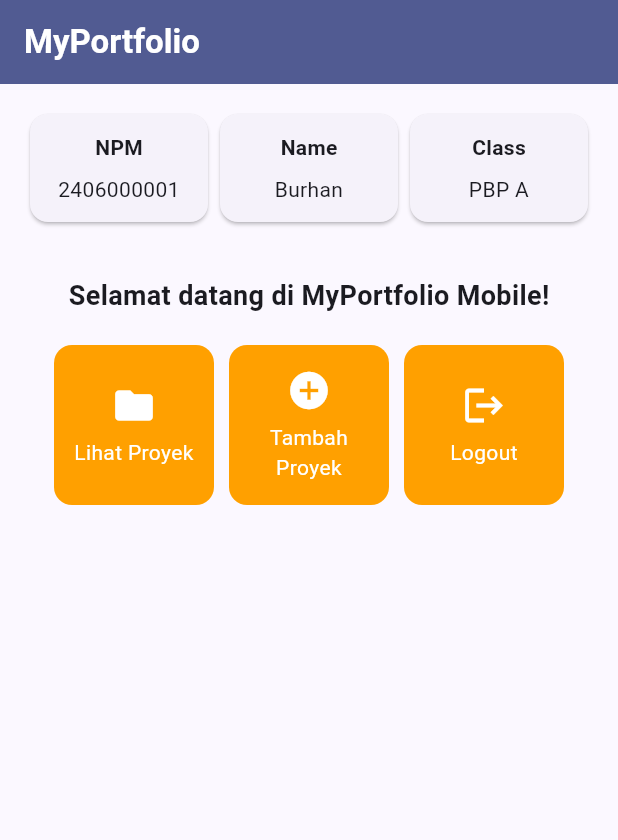
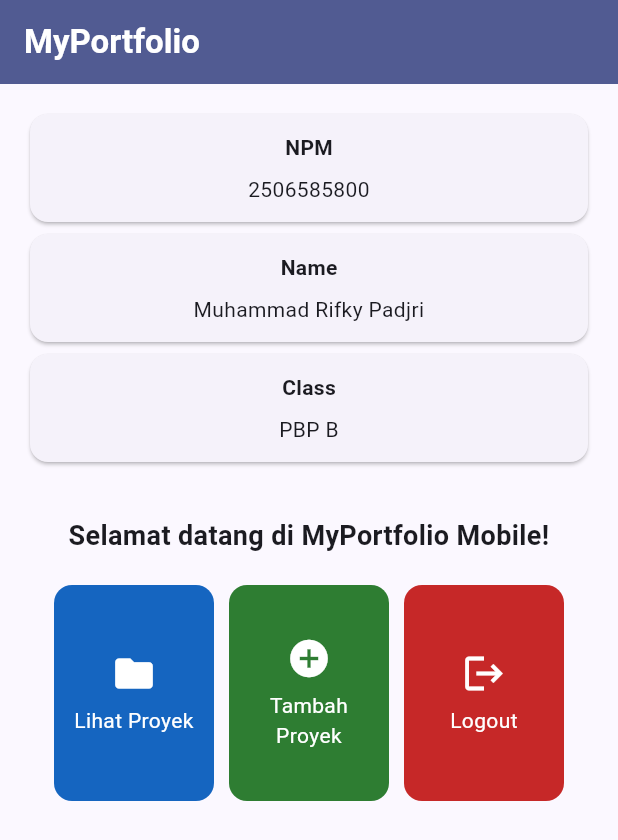
Before and after one commit to rifkypadjri/myportofolio_mobile, a Flutter app: the screen it shows after launch, on a phone screen of 412 x 824 dp. Shown: the top 840 px of the screen. Run offline on Flutter 3.47's test engine with Material 3 defaults, Android fonts, the phone set to English and light mode, and no system bars.

Commit message:
feat: personalize portfolio menu with distinct action colors

```diff
--- a/lib/main.dart
+++ b/lib/main.dart
@@ -8,31 +8,13 @@ void main() {
 class MyApp extends StatelessWidget {
   const MyApp({super.key});
 
-  // This widget is the root of your application.
   @override
   Widget build(BuildContext context) {
     return MaterialApp(
-      title: 'Flutter Demo',
+      title: 'MyPortfolio Mobile',
+      debugShowCheckedModeBanner: false,
       theme: ThemeData(
-        // This is the theme of your application.
-        //
-        // TRY THIS: Try running your application with "flutter run". You'll see
-        // the application has a purple toolbar. Then, without quitting the app,
-        // try changing the seedColor in the colorScheme below to Colors.green
-        // and then invoke "hot reload" (save your changes or press the "hot
-        // reload" button in a Flutter-supported IDE, or press "r" if you used
-        // the command line to start the app).
-        //
-        // Notice that the counter didn't reset back to zero; the application
-        // state is not lost during the reload. To reset the state, use hot
-        // restart instead.
-        //
-        // This works for code too, not just values: Most code changes can be
-        // tested with just a hot reload.
-        colorScheme: ColorScheme.fromSeed(
-          seedColor: Colors.indigo,
-          secondary: Colors.amber[700],
-        ),
+        colorScheme: ColorScheme.fromSeed(seedColor: Colors.indigo),
         useMaterial3: true,
       ),
       home: MyHomePage(),
--- a/lib/menu.dart
+++ b/lib/menu.dart
@@ -3,14 +3,14 @@ import 'package:flutter/material.dart';
 class MyHomePage extends StatelessWidget {
   MyHomePage({super.key});
 
-  final String npm = "2406000001";
-  final String nama = "Burhan";
-  final String kelas = "PBP A";
+  final String npm = "2506585800";
+  final String nama = "Muhammad Rifky Padjri";
+  final String kelas = "PBP B";
 
   final List<ItemHomepage> items = [
-    ItemHomepage("Lihat Proyek", Icons.folder),
-    ItemHomepage("Tambah Proyek", Icons.add_circle),
-    ItemHomepage("Logout", Icons.logout),
+    ItemHomepage("Lihat Proyek", Icons.folder, const Color(0xFF1565C0)),
+    ItemHomepage("Tambah Proyek", Icons.add_circle, const Color(0xFF2E7D32)),
+    ItemHomepage("Logout", Icons.logout, const Color(0xFFC62828)),
   ];
 
   @override
@@ -26,25 +26,34 @@ class MyHomePage extends StatelessWidget {
         backgroundColor: Theme.of(context).colorScheme.primary,
       ),
       // Body halaman utama dengan padding di sekelilingnya.
-      body: Padding(
+      body: SafeArea(
+        child: SingleChildScrollView(
           padding: const EdgeInsets.all(16.0),
           child: Column(
             crossAxisAlignment: CrossAxisAlignment.center,
             children: [
-            // Baris horizontal untuk menampilkan 3 InfoCard secara sejajar.
-            Row(
-              mainAxisAlignment: MainAxisAlignment.spaceEvenly,
-              children: [
-                Expanded(
-                  child: InfoCard(title: 'NPM', content: npm),
-                ),
-                Expanded(
-                  child: InfoCard(title: 'Name', content: nama),
-                ),
-                Expanded(
-                  child: InfoCard(title: 'Class', content: kelas),
-                ),
-              ],
+              // Kartu identitas menyesuaikan lebar layar.
+              LayoutBuilder(
+                builder: (context, constraints) {
+                  final cards = [
+                    InfoCard(title: 'NPM', content: npm),
+                    InfoCard(title: 'Name', content: nama),
+                    InfoCard(title: 'Class', content: kelas),
+                  ];
+                  // Susun vertikal di ponsel agar nama lengkap tetap terbaca.
+                  if (constraints.maxWidth < 600) {
+                    return Column(
+                      crossAxisAlignment: CrossAxisAlignment.stretch,
+                      children: cards,
+                    );
+                  }
+                  return Row(
+                    crossAxisAlignment: CrossAxisAlignment.start,
+                    children: cards
+                        .map((card) => Expanded(child: card))
+                        .toList(),
+                  );
+                },
               ),
 
               const SizedBox(height: 16.0),
@@ -57,6 +66,7 @@ class MyHomePage extends StatelessWidget {
                       padding: EdgeInsets.only(top: 16.0),
                       child: Text(
                         'Selamat datang di MyPortfolio Mobile!',
+                        textAlign: TextAlign.center,
                         style: TextStyle(
                           fontWeight: FontWeight.bold,
                           fontSize: 18.0,
@@ -64,23 +74,33 @@ class MyHomePage extends StatelessWidget {
                       ),
                     ),
 
-                  // GridView menampilkan kartu tombol dalam tata letak kisi 3 kolom.
-                  GridView.count(
-                    primary: true,
+                    // Kurangi kolom saat layar sempit atau teks diperbesar.
+                    LayoutBuilder(
+                      builder: (context, constraints) => GridView.count(
+                        physics: const NeverScrollableScrollPhysics(),
                         padding: const EdgeInsets.all(20),
                         crossAxisSpacing: 10,
                         mainAxisSpacing: 10,
-                    crossAxisCount: 3,
+                        crossAxisCount:
+                            constraints.maxWidth <
+                                360 *
+                                    MediaQuery.textScalerOf(context).scale(14) /
+                                    14
+                            ? 1
+                            : 3,
+                        mainAxisExtent: 144,
                         // shrinkWrap agar ukuran kisi menyesuaikan tinggi konten anak.
                         shrinkWrap: true,
                         children: items.map((ItemHomepage item) {
                           return ItemCard(item);
                         }).toList(),
                       ),
+                    ),
                   ],
                 ),
               ),
             ],
+          ),
         ),
       ),
     );
@@ -114,8 +134,9 @@ class InfoCard extends StatelessWidget {
 class ItemHomepage {
   final String name;
   final IconData icon;
+  final Color color;
 
-  ItemHomepage(this.name, this.icon);
+  const ItemHomepage(this.name, this.icon, this.color);
 }
 
 class ItemCard extends StatelessWidget {
@@ -126,10 +147,11 @@ class ItemCard extends StatelessWidget {
   @override
   Widget build(BuildContext context) {
     return Material(
-      // Menggunakan warna sekunder dari skema tema aplikasi.
-      color: Theme.of(context).colorScheme.secondary,
+      // Warna berasal dari model agar tidak perlu percabangan berdasarkan nama.
+      color: item.color,
       borderRadius: BorderRadius.circular(12),
       child: InkWell(
+        borderRadius: BorderRadius.circular(12),
         // Aksi ketika kartu ditekan oleh pengguna.
         onTap: () {
           // Menampilkan SnackBar dengan pesan interaktif.
```
Also changed, not shown: 1 other file. Lines whose indentation alone changed are shown as unchanged.
